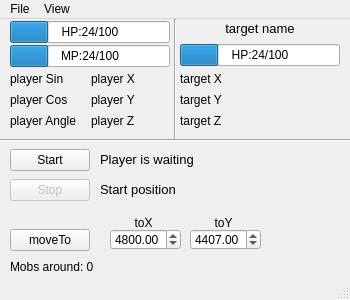
First picture: the form in autoage.ui, repository Unknown0156/Autoage, before the edit.
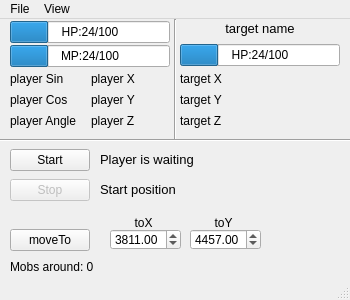
Second picture: the form after the edit.

What changed in the file:
```diff
--- a/autoage.ui
+++ b/autoage.ui
@@ -376,7 +376,7 @@
      <double>10000.000000000000000</double>
     </property>
     <property name="value">
-     <double>4800.000000000000000</double>
+     <double>3811.000000000000000</double>
     </property>
    </widget>
    <widget class="QDoubleSpinBox" name="toY">
@@ -397,7 +397,7 @@
      <double>10000.000000000000000</double>
     </property>
     <property name="value">
-     <double>4407.000000000000000</double>
+     <double>4457.000000000000000</double>
     </property>
    </widget>
    <widget class="QLabel" name="pStatus">
```
